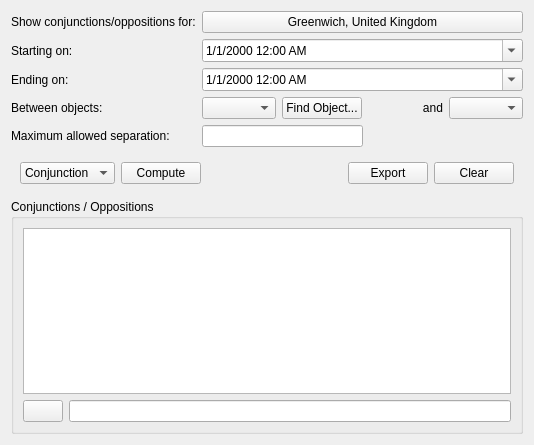
Before: the Qt Designer form kstars/tools/conjunctions.ui in KDE/kstars, drawn with Qt 5.
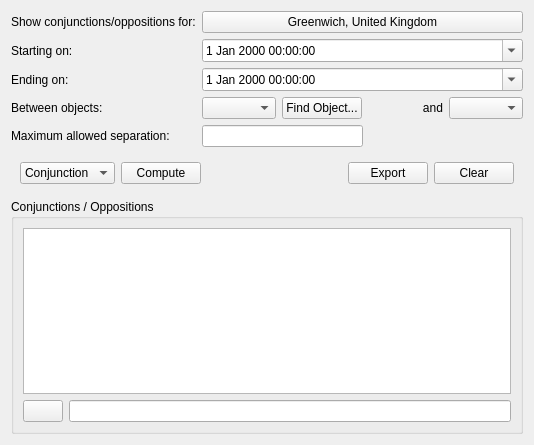
After: the same form once the commit is applied. Custom widgets are drawn as their Qt base class.

Commit message: BUGS:377516 Do not explicitly set time format, let it pick up system locale format.

What changed in the file:
```diff
--- a/kstars/tools/conjunctions.ui
+++ b/kstars/tools/conjunctions.ui
@@ -22,9 +22,6 @@
      </item>
      <item row="1" column="1">
       <widget class="QDateTimeEdit" name="startDate">
-       <property name="displayFormat">
-        <string>M/d/yyyy h:mm AP</string>
-       </property>
        <property name="calendarPopup">
         <bool>true</bool>
        </property>
@@ -39,9 +36,6 @@
      </item>
      <item row="2" column="1">
       <widget class="QDateTimeEdit" name="stopDate">
-       <property name="displayFormat">
-        <string>M/d/yyyy h:mm AP</string>
-       </property>
        <property name="calendarPopup">
         <bool>true</bool>
        </property>
@@ -295,16 +289,6 @@
   </layout>
  </widget>
  <customwidgets>
-  <customwidget>
-   <class>QComboBox</class>
-   <extends>QComboBox</extends>
-   <header>QComboBox.h</header>
-  </customwidget>
-  <customwidget>
-   <class>QLineEdit</class>
-   <extends>QLineEdit</extends>
-   <header>klineedit.h</header>
-  </customwidget>
   <customwidget>
    <class>dmsBox</class>
    <extends>QLineEdit</extends>
```
